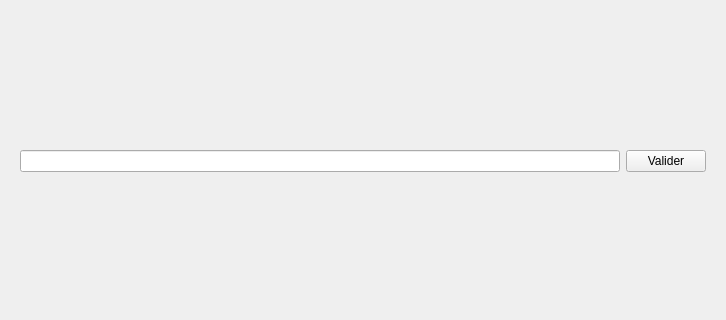
Above: arrerasettingui.ui from Arrera-Software/Arrera-Interface before the change; both pictures show x 0 to 726 and y 297 to 617 of the 726 by 855 pixel window. Below: the same form after it.
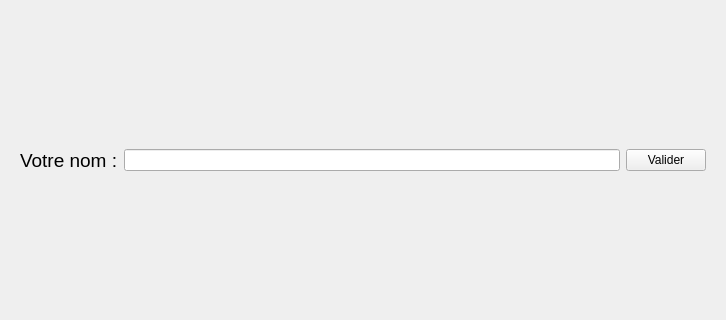
That is the form after the change. The open tabs and pages were chosen to show the change. Icons and pictures are not drawn.

Commit message: Ajout d'un petit label d'indication

Diff of the .ui file:
```diff
--- a/arrerasettingui.ui
+++ b/arrerasettingui.ui
@@ -1316,6 +1316,18 @@
        </item>
        <item>
         <layout class="QHBoxLayout" name="horizontalLayout_5">
+         <item>
+          <widget class="QLabel" name="LINDICATIONNOMGENERAUX">
+           <property name="font">
+            <font>
+             <pointsize>14</pointsize>
+            </font>
+           </property>
+           <property name="text">
+            <string>Votre nom :</string>
+           </property>
+          </widget>
+         </item>
          <item>
           <widget class="QLineEdit" name="ICD_LINENAMEUSER"/>
          </item>
```
Left out of the diff: 2 changed lines with no effect on the pictures.
